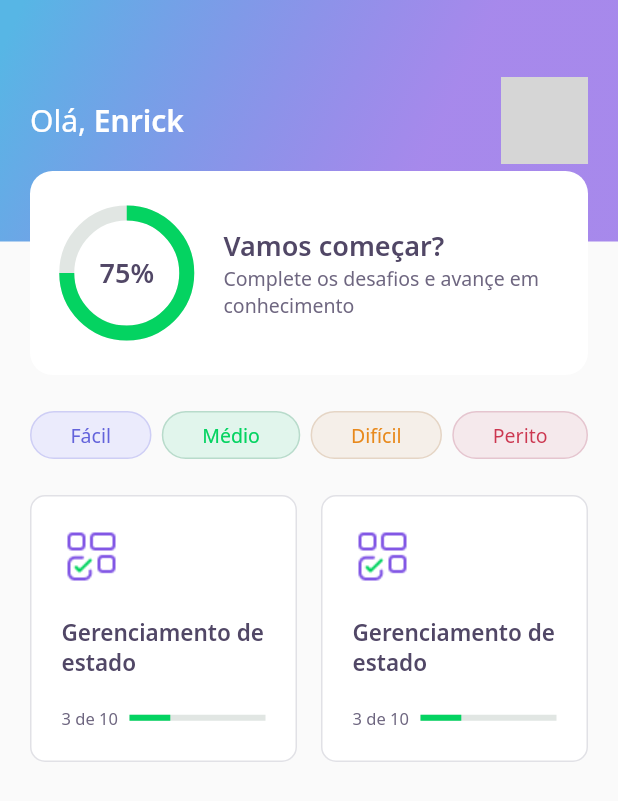
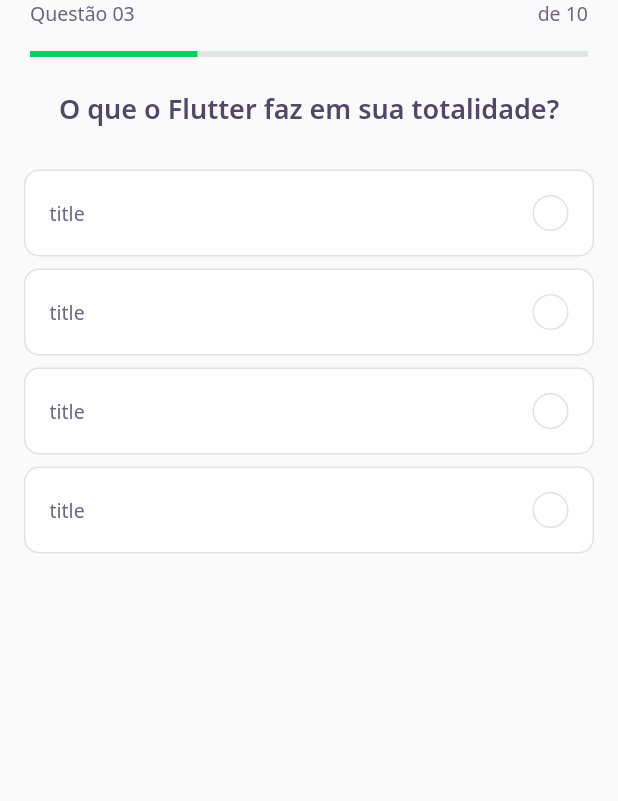
Before and after one commit to enrickdaltro/flutter-dev-quiz, a Flutter app: the screen it shows after launch, on a phone screen of 412 x 824 dp. Shown: the top 801 px of the screen. Run offline on Flutter 3.47's test engine with Material 2 defaults, Android fonts, the phone set to English and light mode, and no system bars; our stand-ins replace google_fonts; grey boxes are pictures that could not be loaded.

Commit message:
feat challenge page screen

```diff
--- /dev/null
+++ b/lib/challenge/challenge_page.dart
@@ -0,0 +1,23 @@
+import 'package:dev_quiz/challenge/widgets/question_indicator/question_indicator_widget.dart';
+import 'package:dev_quiz/challenge/widgets/quiz/quiz_widget.dart';
+import 'package:flutter/material.dart';
+
+class ChallengePage extends StatefulWidget {
+  @override
+  _ChallengePageState createState() => _ChallengePageState();
+}
+
+class _ChallengePageState extends State<ChallengePage> {
+  @override
+  Widget build(BuildContext context) {
+    return Scaffold(
+      appBar: PreferredSize(
+        preferredSize: Size.fromHeight(60),
+        child: SafeArea(top: true, child: QuestionIndicatorWidget()),
+      ),
+      body: QuizWidget(
+        title: 'O que o Flutter faz em sua totalidade?',
+      ),
+    );
+  }
+}
--- /dev/null
+++ b/lib/challenge/widgets/answer/answer_widget.dart
@@ -0,0 +1,74 @@
+import 'package:dev_quiz/core/core.dart';
+import 'package:flutter/material.dart';
+
+class AnswerWidget extends StatelessWidget {
+  final String title;
+  final bool isRight;
+  final bool isSelected;
+
+  const AnswerWidget({
+    Key? key,
+    required this.title,
+    this.isRight = false,
+    this.isSelected = false,
+  }) : super(key: key);
+
+  Color get _selectedColorRight =>
+      isRight ? AppColors.darkGreen : AppColors.darkRed;
+
+  Color get _selectedBorderRight =>
+      isRight ? AppColors.lightGreen : AppColors.lightRed;
+
+  Color get _selectedColorCardRight =>
+      isRight ? AppColors.lightGreen : AppColors.lightRed;
+
+  Color get _selectedBorderCardRight =>
+      isRight ? AppColors.green : AppColors.red;
+
+  TextStyle get _selectedTextStyleRight =>
+      isRight ? AppTextStyles.bodyDarkGreen : AppTextStyles.bodyDarkRed;
+
+  IconData get _selectedIconRight => isRight ? Icons.check : Icons.close;
+
+  @override
+  Widget build(BuildContext context) {
+    return Padding(
+      padding: const EdgeInsets.symmetric(horizontal: 16.0, vertical: 4.0),
+      child: Container(
+        padding: EdgeInsets.all(16),
+        decoration: BoxDecoration(
+            color: isSelected ? _selectedColorCardRight : AppColors.white,
+            borderRadius: BorderRadius.circular(10),
+            border: Border.fromBorderSide(BorderSide(
+                color:
+                    isSelected ? _selectedBorderCardRight : AppColors.border))),
+        child: Row(
+          mainAxisAlignment: MainAxisAlignment.spaceBetween,
+          children: [
+            Expanded(
+              child: Text(
+                title,
+                style:
+                    isSelected ? _selectedTextStyleRight : AppTextStyles.body,
+              ),
+            ),
+            Container(
+              height: 24,
+              width: 24,
+              decoration: BoxDecoration(
+                  color: isSelected ? _selectedColorRight : AppColors.white,
+                  borderRadius: BorderRadius.circular(500),
+                  border: Border.fromBorderSide(BorderSide(
+                      color: isSelected
+                          ? _selectedBorderRight
+                          : AppColors.border))),
+              child: isSelected
+                  ? Icon(_selectedIconRight, color: AppColors.white, size: 16)
+                  : null,
+            )
+          ],
+        ),
+      ),
+    );
+  }
+}
--- /dev/null
+++ b/lib/challenge/widgets/question_indicator/question_indicator_widget.dart
@@ -0,0 +1,33 @@
+import 'package:dev_quiz/core/core.dart';
+import 'package:dev_quiz/shared/widgets/progress_indicator/progress_indicator_widget.dart';
+import 'package:flutter/material.dart';
+
+class QuestionIndicatorWidget extends StatelessWidget {
+  @override
+  Widget build(BuildContext context) {
+    return Padding(
+      padding: const EdgeInsets.symmetric(horizontal: 20),
+      child: Column(
+        children: [
+          Row(
+            mainAxisAlignment: MainAxisAlignment.spaceBetween,
+            children: [
+              Text(
+                'Questão 03',
+                style: AppTextStyles.body,
+              ),
+              Text(
+                'de 10',
+                style: AppTextStyles.body,
+              )
+            ],
+          ),
+          SizedBox(
+            height: 16,
+          ),
+          ProgressIndicatorWidget(value: 0.3)
+        ],
+      ),
+    );
+  }
+}
--- /dev/null
+++ b/lib/challenge/widgets/quiz/quiz_widget.dart
@@ -0,0 +1,24 @@
+import 'package:dev_quiz/challenge/widgets/answer/answer_widget.dart';
+import 'package:dev_quiz/core/core.dart';
+import 'package:flutter/material.dart';
+
+class QuizWidget extends StatelessWidget {
+  final String title;
+
+  const QuizWidget({Key? key, required this.title}) : super(key: key);
+  @override
+  Widget build(BuildContext context) {
+    return Column(
+      children: [
+        Text(title, style: AppTextStyles.heading),
+        SizedBox(
+          height: 24,
+        ),
+        AnswerWidget(title: 'title'),
+        AnswerWidget(title: 'title'),
+        AnswerWidget(title: 'title'),
+        AnswerWidget(title: 'title')
+      ],
+    );
+  }
+}
--- a/lib/core/app_widget.dart
+++ b/lib/core/app_widget.dart
@@ -1,3 +1,4 @@
+import 'package:dev_quiz/challenge/challenge_page.dart';
 import 'package:dev_quiz/home/home_page.dart';
 import 'package:flutter/material.dart';
 import 'package:dev_quiz/splash/splash_page.dart';
@@ -6,6 +7,8 @@ class AppWidget extends StatelessWidget {
   @override
   Widget build(BuildContext context) {
     return MaterialApp(
-        debugShowCheckedModeBanner: false, title: "DevQuiz", home: HomePage());
+        debugShowCheckedModeBanner: false,
+        title: "DevQuiz",
+        home: ChallengePage());
   }
 }
--- a/lib/home/widgets/quiz_card/quiz_card_widget.dart
+++ b/lib/home/widgets/quiz_card/quiz_card_widget.dart
@@ -1,4 +1,5 @@
 import 'package:dev_quiz/core/core.dart';
+import 'package:dev_quiz/shared/widgets/progress_indicator/progress_indicator_widget.dart';
 import 'package:flutter/material.dart';
 
 class QuizCardWidget extends StatelessWidget {
@@ -35,12 +36,7 @@ class QuizCardWidget extends StatelessWidget {
               ),
               Expanded(
                 flex: 2,
-                child: LinearProgressIndicator(
-                  value: 0.3,
-                  backgroundColor: AppColors.chartSecondary,
-                  valueColor:
-                      AlwaysStoppedAnimation<Color>(AppColors.chartPrimary),
-                ),
+                child: ProgressIndicatorWidget(value: 0.3),
               )
             ],
           )
--- /dev/null
+++ b/lib/shared/widgets/progress_indicator/progress_indicator_widget.dart
@@ -0,0 +1,18 @@
+import 'package:dev_quiz/core/core.dart';
+import 'package:flutter/material.dart';
+
+class ProgressIndicatorWidget extends StatelessWidget {
+  final double value;
+
+  const ProgressIndicatorWidget({Key? key, required this.value})
+      : super(key: key);
+
+  @override
+  Widget build(BuildContext context) {
+    return LinearProgressIndicator(
+      value: value,
+      backgroundColor: AppColors.chartSecondary,
+      valueColor: AlwaysStoppedAnimation<Color>(AppColors.chartPrimary),
+    );
+  }
+}
```
